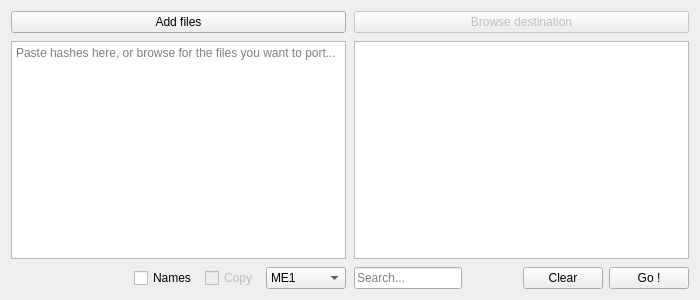
Qt form texturemapper.ui (starkgate/TextureMapper) before a commit.
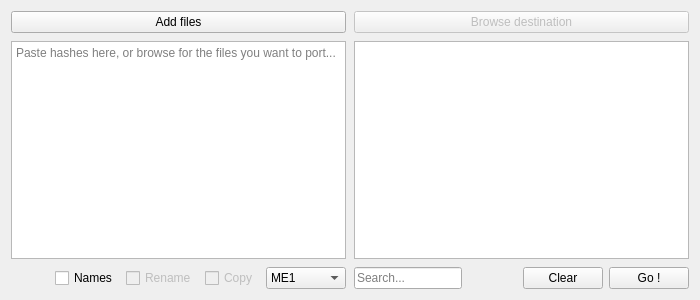
The same form after that commit. Icons and pictures are not drawn.

Commit message: Added option to rename files from hash

```diff
--- a/texturemapper.ui
+++ b/texturemapper.ui
@@ -46,7 +46,7 @@
        <number>8</number>
       </property>
       <item row="3" column="0">
-       <layout class="QHBoxLayout" name="hl1" stretch="0,0,0,0">
+       <layout class="QHBoxLayout" name="hl1" stretch="0,0,0,0,0">
         <property name="spacing">
          <number>8</number>
         </property>
@@ -76,6 +76,19 @@
           </property>
          </widget>
         </item>
+        <item>
+         <widget class="QCheckBox" name="option_rename">
+          <property name="enabled">
+           <bool>false</bool>
+          </property>
+          <property name="toolTip">
+           <string>&lt;html&gt;&lt;head/&gt;&lt;body&gt;&lt;p&gt;Renames the selected files to name_hash, where name is the name of the texture and hash its hash.&lt;/p&gt;&lt;/body&gt;&lt;/html&gt;</string>
+          </property>
+          <property name="text">
+           <string>Rename</string>
+          </property>
+         </widget>
+        </item>
         <item>
          <widget class="QCheckBox" name="option_copy">
           <property name="enabled">
```
The commit also changes 3 other files.
